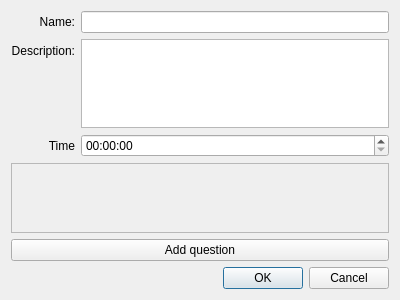
The window that testcreatedialog.ui (Wooderan/TestiMy) describes before a commit, drawn with Qt 5.
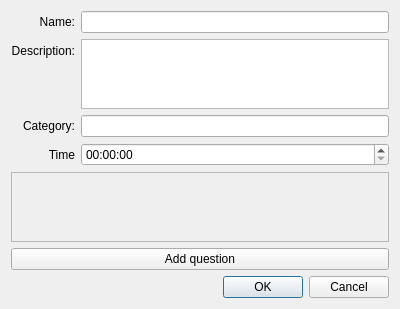
The same window after the commit.

Diff of the .ui file:
```diff
--- a/testcreatedialog.ui
+++ b/testcreatedialog.ui
@@ -52,10 +52,10 @@
        </property>
       </widget>
      </item>
-     <item row="2" column="1">
+     <item row="3" column="1">
       <widget class="QTimeEdit" name="timeEdit"/>
      </item>
-     <item row="2" column="0">
+     <item row="3" column="0">
       <widget class="QLabel" name="label">
        <property name="text">
         <string>Time</string>
@@ -65,6 +65,16 @@
        </property>
       </widget>
      </item>
+     <item row="2" column="0">
+      <widget class="QLabel" name="label_2">
+       <property name="text">
+        <string>Category:</string>
+       </property>
+      </widget>
+     </item>
+     <item row="2" column="1">
+      <widget class="QLineEdit" name="lineEdit_category"/>
+     </item>
     </layout>
    </item>
    <item>
```
